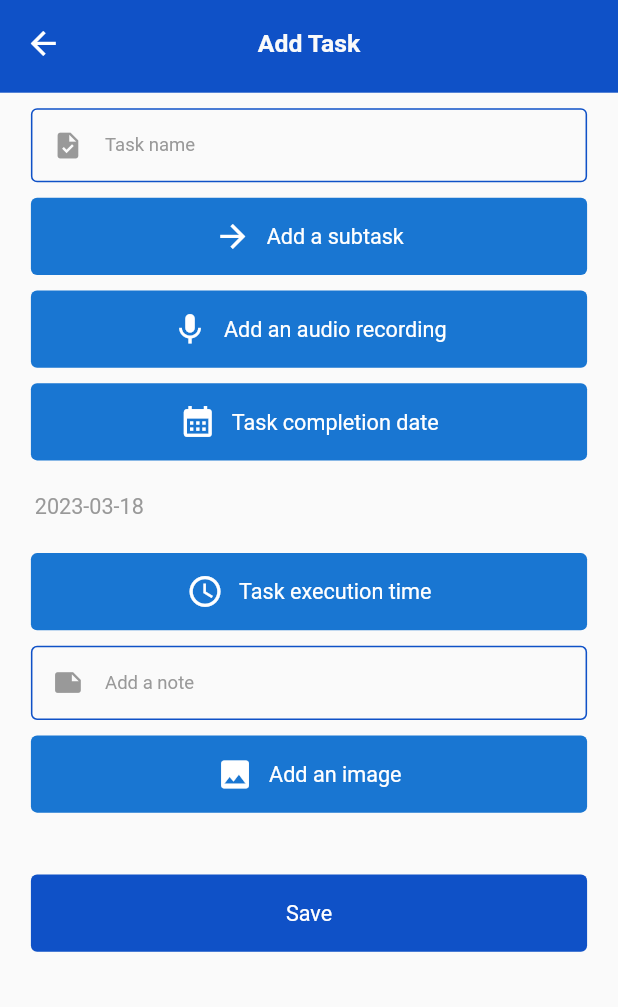
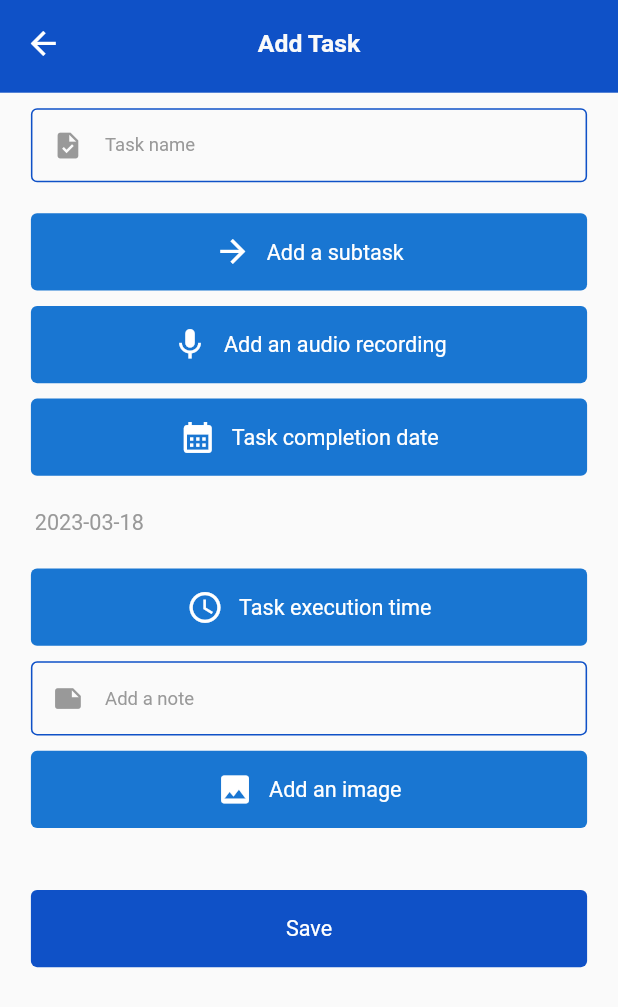
Before and after one commit to zahraerfani/todo, a Flutter app: the AddTask screen opened by its route, on a phone screen of 412 x 824 dp. Shown: the top 1007 px of the screen. Run offline on Flutter 3.47's test engine with Material 2 defaults, Android fonts, the phone set to English and light mode, and no system bars; drawn by our look-alikes of loader_overlay; our stand-ins replace audioplayers, form_field_validator, hive, hive_flutter, image_picker, permission_handler and 2 more; missing offline and left inert: record; accounts and stored records are empty; Roboto replaces fonts that are missing (bold, medium); statements that could not run were skipped.

Commit message:
Update add_task.dart

```diff
--- a/lib/screen/add_task/add_task.dart
+++ b/lib/screen/add_task/add_task.dart
@@ -87,13 +87,6 @@ class _AddTaskState extends State<AddTask> {
                   preIcon: Icons.task,
                 ),
                 intermediate(10),
-                ButtonLoading(
-                    btnWidth: context.width - 20,
-                    loading: false,
-                    showBoxShadow: false,
-                    icon: Icons.arrow_forward_sharp,
-                    onTab: () => addSubtask(),
-                    title: "Add a subtask"),
                 count > 0
                     ? ReorderableListView(
                         shrinkWrap: true,
@@ -119,6 +112,14 @@ class _AddTaskState extends State<AddTask> {
                         ],
                       )
                     : Container(),
+                intermediate(10),
+                ButtonLoading(
+                    btnWidth: context.width - 20,
+                    loading: false,
+                    showBoxShadow: false,
+                    icon: Icons.arrow_forward_sharp,
+                    onTab: () => addSubtask(),
+                    title: "Add a subtask"),
                 intermediate(10),
                 ButtonLoading(
                     btnWidth: context.width - 20,
```
